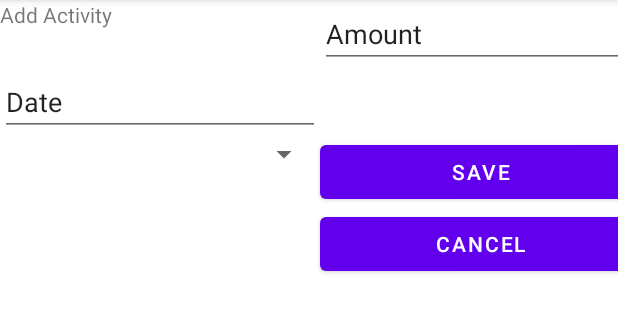
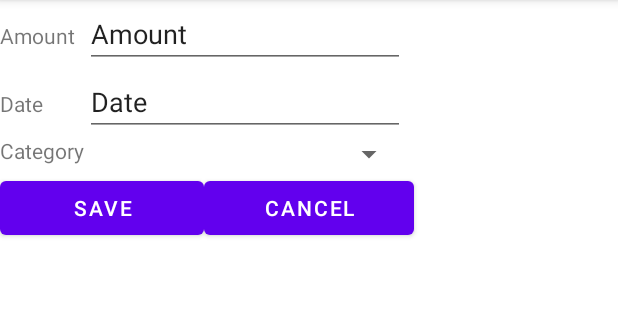
Before and after one commit to hyp0126/simple-money-tracer, an Android app: the screen it shows after launch (MainActivity), after a tap on an icon or button, on a phone screen of 412 x 824 dp, the part 84-417 px from its top. Run offline under Robolectric (Android 15) with nearby library versions, the phone set to English and light mode, and no system bars.

Commit message:
Demo: OneOnOne

```diff
--- a/app/src/main/res/layout/fragment_add_activity.xml
+++ b/app/src/main/res/layout/fragment_add_activity.xml
@@ -7,18 +7,25 @@
     tools:context=".fragment.AddActivityFragment">
 
     <!-- TODO: Update blank fragment layout -->
+
+    <LinearLayout
+        android:layout_width="match_parent"
+        android:layout_height="match_parent"
+        android:orientation="vertical">
+
         <TableLayout
             android:layout_width="match_parent"
-        android:layout_height="match_parent">
+            android:layout_height="wrap_content">
 
             <TableRow
                 android:layout_width="match_parent"
                 android:layout_height="match_parent">
 
                 <TextView
-                android:layout_width="match_parent"
-                android:layout_height="match_parent"
-                android:text="Add Activity" />
+                    android:id="@+id/textView4"
+                    android:layout_width="wrap_content"
+                    android:layout_height="wrap_content"
+                    android:text="Amount" />
 
                 <EditText
                     android:id="@+id/edtAmount"
@@ -32,6 +39,12 @@
             <TableRow
                 android:layout_width="match_parent"
                 android:layout_height="match_parent">
+
+                <TextView
+                    android:id="@+id/textView2"
+                    android:layout_width="wrap_content"
+                    android:layout_height="wrap_content"
+                    android:text="Date" />
 
                 <EditText
                     android:id="@+id/edtDate"
@@ -47,36 +60,49 @@
                 android:layout_width="match_parent"
                 android:layout_height="match_parent">
 
+                <TextView
+                    android:id="@+id/textView3"
+                    android:layout_width="wrap_content"
+                    android:layout_height="wrap_content"
+                    android:text="Category" />
+
                 <Spinner
                     android:id="@+id/spnCategory"
                     android:layout_width="match_parent"
                     android:layout_height="wrap_content" />
 
+            </TableRow>
+
+        </TableLayout>
+
+        <LinearLayout
+            android:layout_width="match_parent"
+            android:layout_height="match_parent"
+            android:orientation="horizontal">
+
             <Button
                 android:id="@+id/btnSave"
                 android:layout_width="wrap_content"
                 android:layout_height="wrap_content"
+                android:layout_weight="1"
                 android:text="Save" />
-        </TableRow>
 
-        <TableRow
-            android:layout_width="match_parent"
-            android:layout_height="match_parent">
+            <Button
+                android:id="@+id/btnCancel"
+                android:layout_width="wrap_content"
+                android:layout_height="wrap_content"
+                android:layout_weight="1"
+                android:text="Cancel" />
 
             <Button
                 android:id="@+id/btnDelete"
                 android:layout_width="wrap_content"
                 android:layout_height="wrap_content"
+                android:layout_weight="1"
                 android:text="Delete" />
+        </LinearLayout>
 
-            <Button
-                android:id="@+id/btnCancel"
-                android:layout_width="wrap_content"
-                android:layout_height="wrap_content"
-                android:text="Cancel" />
-
-        </TableRow>
-    </TableLayout>
+    </LinearLayout>
 
 
 </FrameLayout>
```
Also changed, not shown: app/src/main/res/layout/activity_record_layout.xml (+16 -11 lines). Lines whose indentation alone changed are shown as unchanged.
